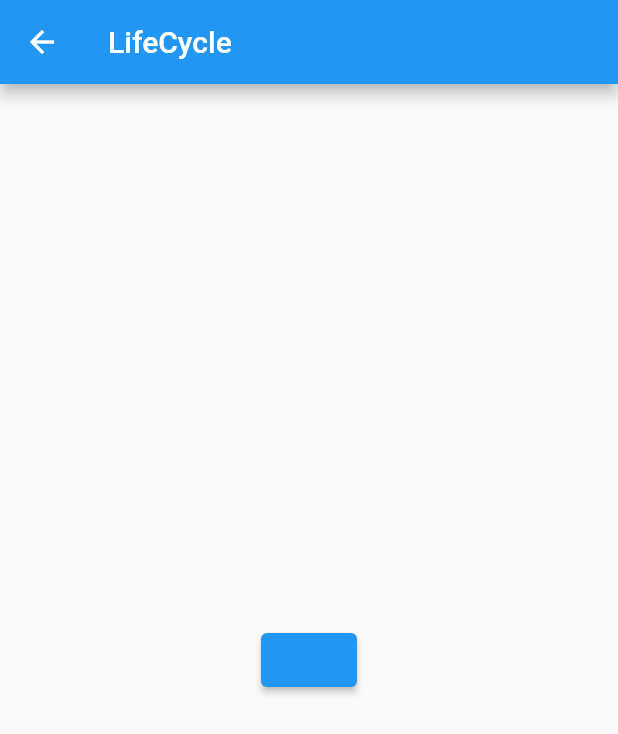
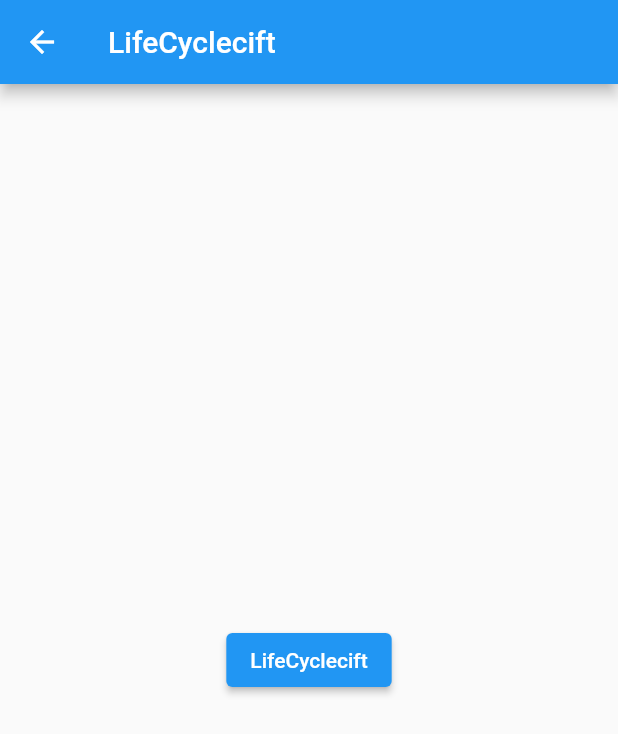
Before and after one commit to harunkurtme/flutter_course, a Flutter app: the StatefulLifeCycle screen opened directly, on a phone screen of 412 x 824 dp. Shown: the top 734 px of the screen. Run offline on Flutter 3.47's test engine with Material 2 defaults, Android fonts, the phone set to English and light mode, and no system bars.

Commit message:
lifecycle file update for private funciton

```diff
--- a/lib/101/stateful_life_cycle.dart
+++ b/lib/101/stateful_life_cycle.dart
@@ -11,14 +11,59 @@ class StatefulLifeCycle extends StatefulWidget {
 }
 
 class _StatefulLifeCycleState extends State<StatefulLifeCycle> {
+
+  String _message="" ;
+  late bool _isOdd ;
+
+  //değişmeler olduğunda sayfa içinde kullanılır
+  @override
+  void didChangeDependencies() {
+    // TODO: implement didChangeDependencies
+    super.didChangeDependencies();
+  }
+
+  //sayfadan çıkışta kullanılır
+  @override
+  void dispose() {
+    // TODO: implement dispose
+    super.dispose();
+  }
+
+  // sayfaya tekrar giriş yapılıp eski verileri değiştirmek için kullanılır
+  @override
+  void didUpdateWidget(covariant StatefulLifeCycle oldWidget) {
+    // TODO: implement didUpdateWidget
+    super.didUpdateWidget(oldWidget);
+  }
+
+  //sayfaya girişte kullanılır
+  @override
+  void initState() {
+    // TODO: implement initState
+    super.initState();
+  _isOdd= this.widget.title.length.isOdd;
+  _message=widget.title;
+
+  newMethod();
+
+  }
+
+  void newMethod() {
+    if (_isOdd) {
+     _message +="cift";
+    } else {
+
+      _message +="tek";
+    }
+  }
   @override
   Widget build(BuildContext context) {
     return Scaffold(
-      appBar: AppBar(title: Text(widget.title.toString()),),
+      appBar: AppBar(title: Text(_message),),
       body: Center(
-        child: widget.title.length.isOdd ? ElevatedButton(onPressed: (){}, child: Text("")) : TextButton(onPressed: (){}, child: Text(""))
+        child: widget.title.length.isOdd ? ElevatedButton(onPressed: (){}, child: Text(_message)) : TextButton(onPressed: (){}, child: Text(_message)),
         ),
-      ),
+
     );
   }
 }
```
